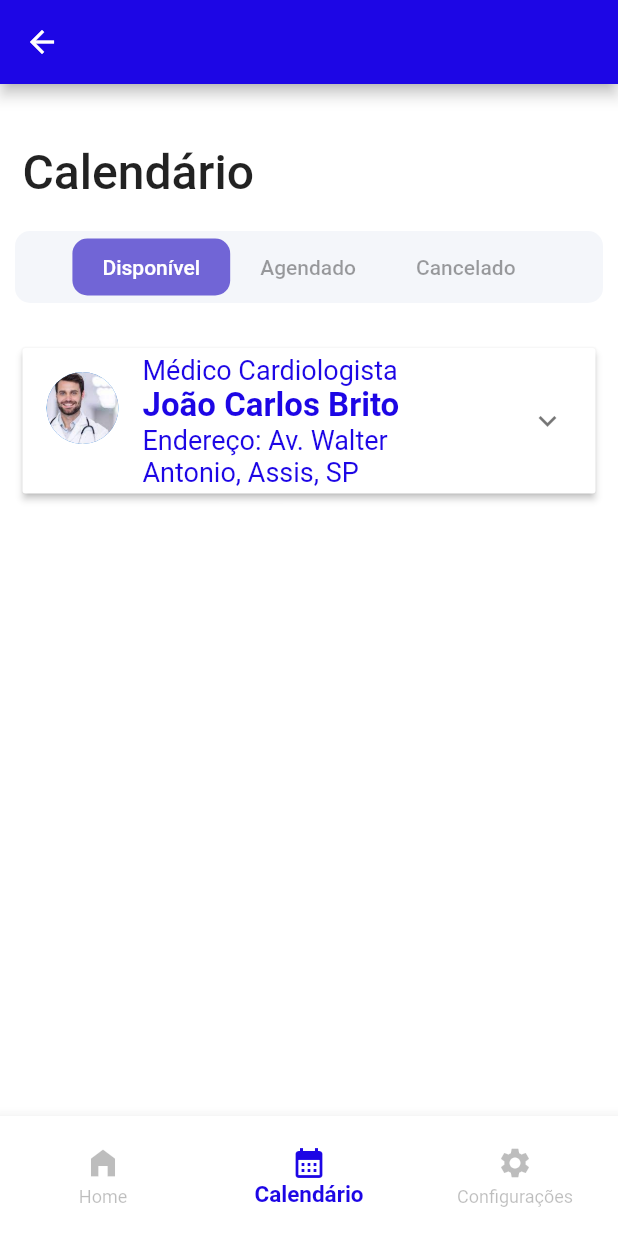
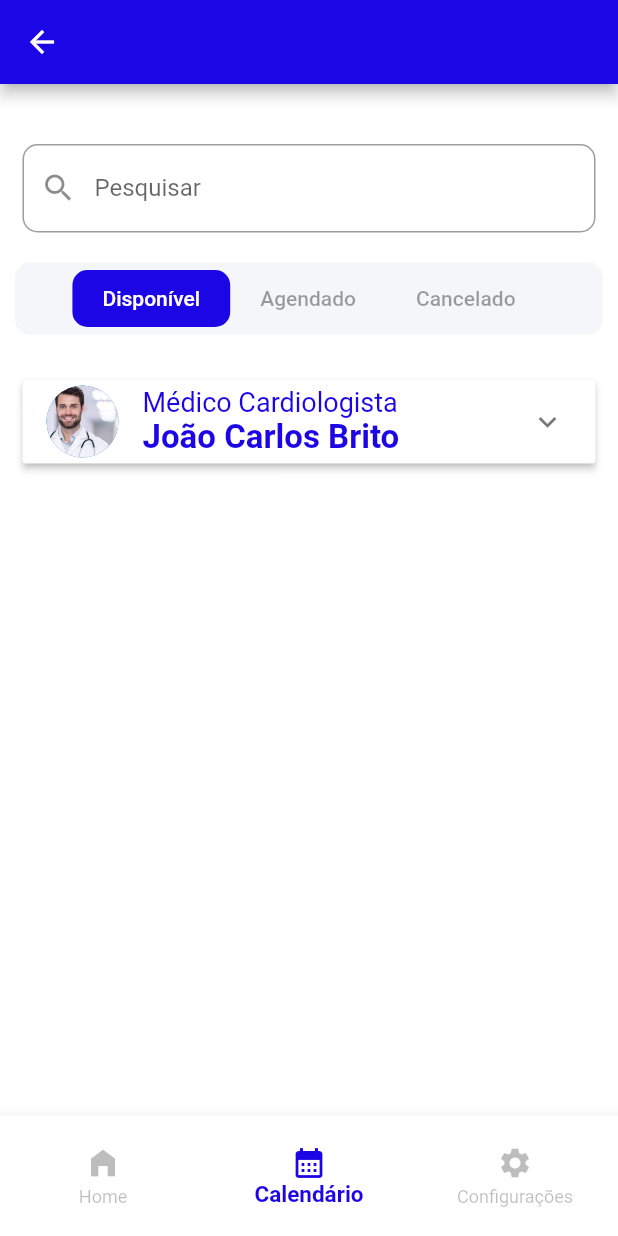
Before and after one commit to LarissaMBrito/project_tcc_agenda, a Flutter app: the NavBarRoots screen opened directly, item 2 of the bottom bar chosen, on a phone screen of 412 x 824 dp. Run offline on Flutter 3.47's test engine with Material 2 defaults, Android fonts, the phone set to English and light mode, and no system bars; our stand-ins replace firebase_auth, firebase_core, table_calendar; accounts and stored records are empty.

Commit message:
campo pesquisa

```diff
--- a/lib/screnns/schedule_screen.dart
+++ b/lib/screnns/schedule_screen.dart
@@ -27,14 +27,21 @@ class _ScheduleScreenState extends State<ScheduleScreen> {
         child: Column(
           crossAxisAlignment: CrossAxisAlignment.start,
           children: [
-            const Padding(
-              padding: EdgeInsets.symmetric(horizontal: 15),
-              child: Text(
-                "Calendário",
-                style: TextStyle(
-                  fontSize: 32,
-                  fontWeight: FontWeight.w500,
+            // Campo de pesquisa
+            Padding(
+              padding: const EdgeInsets.symmetric(horizontal: 15),
+              child: TextField(
+                decoration: InputDecoration(
+                  labelText: 'Pesquisar',
+                  prefixIcon: Icon(Icons.search),
+                  border: OutlineInputBorder(
+                    borderRadius: BorderRadius.circular(10),
+                  ),
                 ),
+                onChanged: (text) {
+                  // Implemente sua lógica de pesquisa aqui
+                  // Você pode atualizar os dados exibidos com base no texto de pesquisa
+                },
               ),
             ),
             const SizedBox(height: 20),
@@ -59,7 +66,7 @@ class _ScheduleScreenState extends State<ScheduleScreen> {
                           EdgeInsets.symmetric(vertical: 11, horizontal: 20),
                       decoration: BoxDecoration(
                         color: _buttonIndex == 0
-                            ? Color(0xFF7165D6)
+                            ? Color.fromARGB(255, 29, 6, 229)
                             : Colors.transparent,
                         borderRadius: BorderRadius.circular(10),
                       ),
@@ -85,7 +92,7 @@ class _ScheduleScreenState extends State<ScheduleScreen> {
                           EdgeInsets.symmetric(vertical: 11, horizontal: 20),
                       decoration: BoxDecoration(
                         color: _buttonIndex == 1
-                            ? Color(0xFF7165D6)
+                            ? Color.fromARGB(255, 29, 6, 229)
                             : Colors.transparent,
                         borderRadius: BorderRadius.circular(10),
                       ),
@@ -111,7 +118,7 @@ class _ScheduleScreenState extends State<ScheduleScreen> {
                           EdgeInsets.symmetric(vertical: 11, horizontal: 20),
                       decoration: BoxDecoration(
                         color: _buttonIndex == 2
-                            ? Color(0xFF7165D6)
+                            ? Color.fromARGB(255, 29, 6, 229)
                             : Colors.transparent,
                         borderRadius: BorderRadius.circular(10),
                       ),
@@ -170,14 +177,6 @@ class _ScheduleScreenState extends State<ScheduleScreen> {
                                     fontSize: 22,
                                     fontWeight:
                                         FontWeight.bold, // Texto em negrito
-                                    color: Color.fromARGB(255, 29, 6,
-                                        229), // Altera a cor do texto para azul
-                                  ),
-                                ),
-                                Text(
-                                  "Endereço: Av. Walter Antonio, Assis, SP",
-                                  style: TextStyle(
-                                    fontSize: 18,
                                     color: Color.fromARGB(255, 29, 6,
                                         229), // Altera a cor do texto para azul
                                   ),
@@ -259,7 +258,7 @@ class _ScheduleScreenState extends State<ScheduleScreen> {
                                     padding: EdgeInsets.symmetric(
                                         vertical: 15, horizontal: 57),
                                     child: Text(
-                                      "Entrar",
+                                      "Ver disponibilidade",
                                       style: TextStyle(
                                         color: Colors.white,
                                         fontSize: 15,
```
